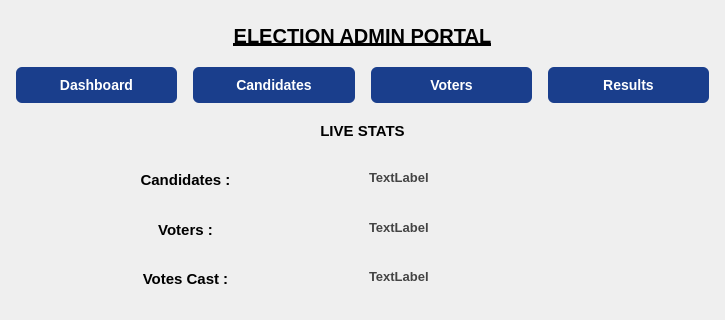
Old version of the form E-voting-system/Experiment/candidates_dashboard.ui in the repository Kashan-Baig/E-VOTING; both pictures show x 0 to 725 and y 0 to 320 of the 725 by 553 pixel window.
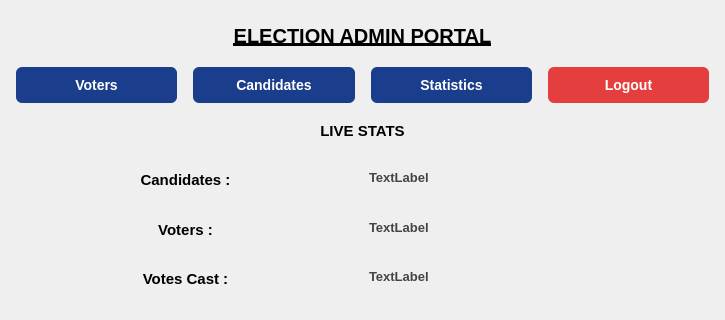
New version of the form.

What changed in the file:
```diff
--- a/E-voting-system/Experiment/candidates_dashboard.ui
+++ b/E-voting-system/Experiment/candidates_dashboard.ui
@@ -60,7 +60,7 @@
    <item>
     <layout class="QHBoxLayout" name="horizontalLayout_2">
      <item>
-      <widget class="QPushButton" name="dashboard_btn">
+      <widget class="QPushButton" name="voters_btn">
        <property name="font">
         <font>
          <pointsize>-1</pointsize>
@@ -82,65 +82,6 @@
     min-width: 120px;;</string>
        </property>
        <property name="text">
-        <string>Dashboard</string>
-       </property>
-      </widget>
-     </item>
-     <item>
-      <widget class="QPushButton" name="voters_btn">
-       <property name="font">
-        <font>
-         <pointsize>-1</pointsize>
-         <fontweight>DemiBold</fontweight>
-        </font>
-       </property>
-       <property name="styleSheet">
-        <string notr="true"> #voters_btn{background-color: rgb(26, 62, 140);
-    color: white;
-    border: none;
-    border-radius: 6px;
-    padding: 10px 20px;
-    margin: 0 5px;
-    font-size: 14px;
-    font-weight: 600;
-    min-width: 120px;
-}
-#voters_btn:hover {
-    background-color: #303f9f;   /* Darker blue on hover */
-    color: white;
-}
-
-/* Pressed effect */
-#voters_btn:pressed {
-    background-color: #0d47a1;   /* Even darker blue when pressed */
-}
-   </string>
-       </property>
-       <property name="text">
-        <string>Candidates</string>
-       </property>
-      </widget>
-     </item>
-     <item>
-      <widget class="QPushButton" name="cadidates_btn">
-       <property name="font">
-        <font>
-         <pointsize>-1</pointsize>
-         <fontweight>DemiBold</fontweight>
-        </font>
-       </property>
-       <property name="styleSheet">
-        <string notr="true"> background-color: rgb(26, 62, 140);
-    color: white;
-    border: none;
-    border-radius: 6px;
-    padding: 10px 20px;
-    margin: 0 5px;
-    font-size: 14px;
-    font-weight: 600;
-    min-width: 120px;</string>
-       </property>
-       <property name="text">
         <string>Voters</string>
        </property>
       </widget>
@@ -165,7 +106,49 @@
     min-width: 120px;</string>
        </property>
        <property name="text">
-        <string>Results</string>
+        <string>Candidates</string>
+       </property>
+      </widget>
+     </item>
+     <item>
+      <widget class="QPushButton" name="stats_btn">
+       <property name="font">
+        <font>
+         <pointsize>-1</pointsize>
+         <fontweight>DemiBold</fontweight>
+        </font>
+       </property>
+       <property name="styleSheet">
+        <string notr="true"> background-color: rgb(26, 62, 140);
+    color: white;
+    border: none;
+    border-radius: 6px;
+    padding: 10px 20px;
+    margin: 0 5px;
+    font-size: 14px;
+    font-weight: 600;
+    min-width: 120px;</string>
+       </property>
+       <property name="text">
+        <string>Statistics</string>
+       </property>
+      </widget>
+     </item>
+     <item>
+      <widget class="QPushButton" name="logout">
+       <property name="styleSheet">
+        <string notr="true"> background-color: rgb(229, 62, 62);
+    color: white;
+    border: none;
+    border-radius: 6px;
+    padding: 10px 20px;
+    margin: 0 5px;
+    font-size: 14px;
+    font-weight: 600;
+    min-width: 120px;</string>
+       </property>
+       <property name="text">
+        <string>Logout</string>
        </property>
       </widget>
      </item>
```
Left out of the diff: 13 changed lines with no effect on the pictures.
